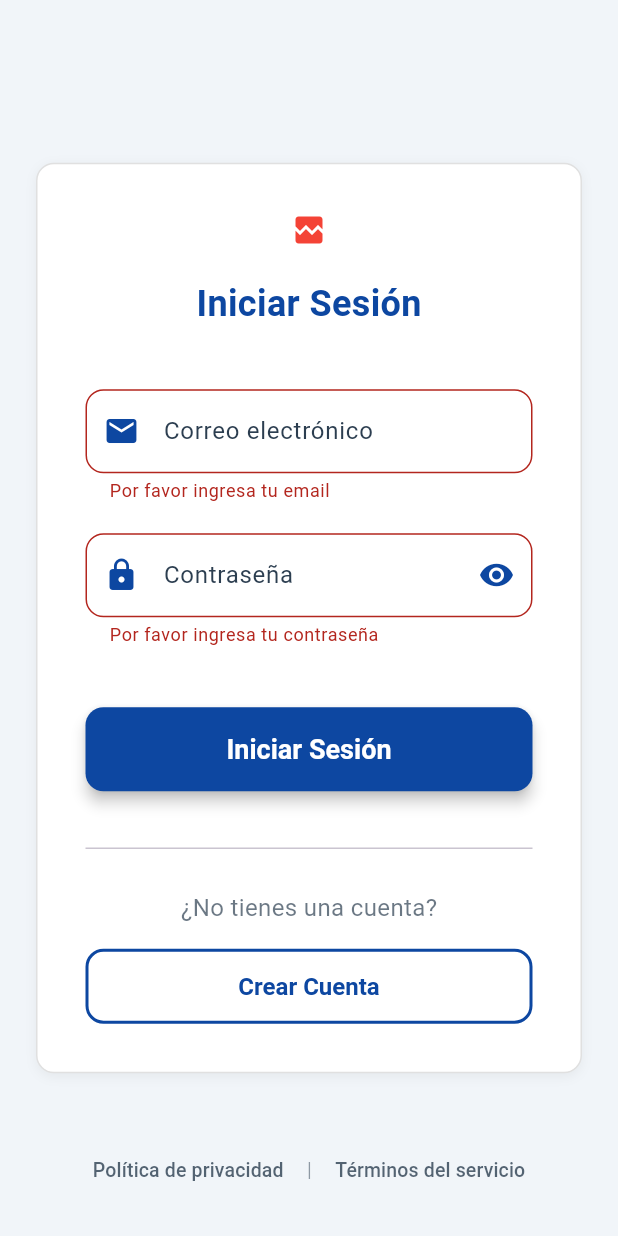
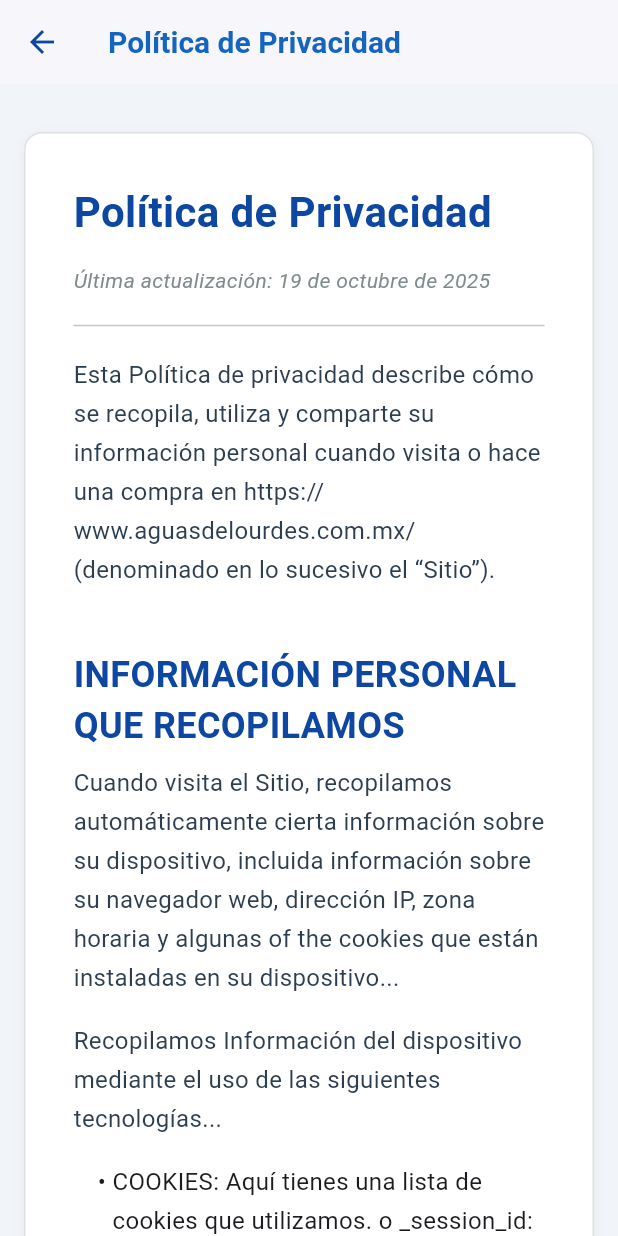
Before and after one commit to KevinQuintanilla/ecommerce_aguas_flutter, a Flutter app: the screen it shows after launch, after a tap on "Iniciar Sesión", after a tap on "Política de privacidad", on a phone screen of 412 x 824 dp. Run offline on Flutter 3.47's test engine with Material 3 defaults, Android fonts, the phone set to English and light mode, and no system bars; our stand-ins replace google_maps_flutter; accounts and stored records are empty; network calls fail.

Commit message:
se completo el find us y se agrego politicas y terminos del login
se completo la screen de find us con la api de google para ver el google maps ademas de las pantallas de encuentranos  y acerca de nosotros en la parte mobil ademas de las pantallas de politica de privacidad y erminos de logn, en el menu del perfil de la parte movile se agrego las dos opciones de acerca de nosotros y encuentranos

```diff
--- a/lib/screens/login_screen.dart
+++ b/lib/screens/login_screen.dart
@@ -5,7 +5,9 @@ import 'registro_screen.dart';
 import '../utils/app_styles.dart';
 import 'main_app_screen.dart';
 import '../widgets/responsive_layout.dart';
-import '../utils/constants.dart'; // Asegúrate de tener kApiBaseUrl aquí para el logo
+import '../utils/constants.dart';
+import 'privacy_policy_login_screen.dart';
+import 'terms_conditions_login_screen.dart';
 
 class LoginScreen extends StatefulWidget {
   const LoginScreen({super.key});
@@ -304,8 +306,10 @@ class _LoginScreenState extends State<LoginScreen> {
         children: [
           TextButton(
             onPressed: () {
-              // TODO: Implementar navegación a Política de privacidad
-              print('Navegar a Política de privacidad');
+              Navigator.push(
+                context,
+                MaterialPageRoute(builder: (context) => const PrivacyPolicyLoginScreen()),
+              );
             },
             child: Text(
               'Política de privacidad',
@@ -318,8 +322,10 @@ class _LoginScreenState extends State<LoginScreen> {
           ),
           TextButton(
             onPressed: () {
-              // TODO: Implementar navegación a Términos del servicio
-              print('Navegar a Términos del servicio');
+              Navigator.push(
+                context,
+                MaterialPageRoute(builder: (context) => const TermsConditionsLoginScreen()),
+              );
             },
             child: Text(
               'Términos del servicio',
--- /dev/null
+++ b/lib/screens/privacy_policy_login_screen.dart
@@ -0,0 +1,165 @@
+import 'package:flutter/material.dart';
+import '../utils/app_styles.dart';
+import '../widgets/responsive_layout.dart';
+import '../widgets/static_page_layout.dart' show LegalHeading, LegalParagraph;
+
+class PrivacyPolicyLoginScreen extends StatelessWidget {
+  const PrivacyPolicyLoginScreen({super.key});
+
+  @override
+  Widget build(BuildContext context) {
+    return Scaffold(
+        backgroundColor: AppStyles.backgroundColor, // Fondo gris
+        appBar: AppBar(
+          backgroundColor: Colors.white,
+          foregroundColor: AppStyles.primaryColor,
+          elevation: 1,
+          title: const Text("Política de Privacidad"),
+        ),
+        body: ResponsiveLayout(
+          child: SingleChildScrollView(
+            padding: const EdgeInsets.symmetric(vertical: 32, horizontal: 16),
+            child: Center(
+              child: Container(
+                padding: const EdgeInsets.all(AppStyles.largePadding),
+                decoration: AppStyles.cardDecoration, // Tarjeta blanca
+                constraints:
+                    const BoxConstraints(maxWidth: 900), // Ancho de texto
+                child: const Column(
+                  crossAxisAlignment: CrossAxisAlignment.start,
+                  children: [
+                    Text(
+                      "Política de Privacidad",
+                      style: TextStyle(
+                          fontSize: 28,
+                          fontWeight: FontWeight.bold,
+                          color: AppStyles.primaryColor),
+                    ),
+                    SizedBox(height: 16),
+                    Text(
+                      "Última actualización: 19 de octubre de 2025",
+                      style: TextStyle(
+                          fontSize: 14,
+                          color: AppStyles.lightTextColor,
+                          fontStyle: FontStyle.italic),
+                    ),
+                    Divider(height: 40),
+                    LegalParagraph(
+                      text:
+                          "Esta Política de privacidad describe cómo se recopila, utiliza y comparte su información personal cuando visita o hace una compra en https://www.aguasdelourdes.com.mx/ (denominado en lo sucesivo el “Sitio”).",
+                    ),
+                    LegalHeading(text: "INFORMACIÓN PERSONAL QUE RECOPILAMOS"),
+                    LegalParagraph(
+                      text:
+                          "Cuando visita el Sitio, recopilamos automáticamente cierta información sobre su dispositivo, incluida información sobre su navegador web, dirección IP, zona horaria y algunas of the cookies que están instaladas en su dispositivo...",
+                    ),
+                    LegalParagraph(
+                      text:
+                          "Recopilamos Información del dispositivo mediante el uso de las siguientes tecnologías...",
+                    ),
+                    _BulletList(
+                      items: [
+                        "COOKIES: Aquí tienes una lista de cookies que utilizamos. o _session_id: unique token, sessional... (etc)",
+                        "Los “Archivos de registro” rastrean las acciones que ocurren en el Sitio y recopilan datos, incluyendo su dirección IP, tipo de navegador, proveedor de servicio de Internet, páginas de referencia/salida y marcas de fecha/horario.",
+                        "Las “balizas web”, las “etiquetas” y los “píxeles” son archivos electrónicos utilizados para registrar información sobre cómo navega usted por el Sitio.",
+                      ],
+                    ),
+                    LegalParagraph(
+                      text:
+                          "Además, cuando hace una compra o intenta hacer una compra a través del Sitio, recopilamos cierta información de usted, entre la que se incluye su nombre, dirección de facturación, dirección de envío, información de pago (incluidos los números de la tarjeta de créditoo), dirección de correo electrónico y número de teléfono. Nos referimos a esta información como “Información del pedido”.",
+                    ),
+                    LegalParagraph(
+                      text:
+                          "Cuando hablamos de “Información personal” en la presente Política de privacidad, nos referimos tanto a la Información del dispositivo como a la Información del pedido.",
+                    ),
+                    LegalHeading(
+                        text: "¿CÓMO UTILIZAMOS SU INFORMACIÓN PERSONAL?"),
+                    LegalParagraph(
+                      text:
+                          "Usamos la Información del pedido que recopilamos en general para preparar los pedidos realizados a través del Sitio (incluido el procesamiento de su información de pago, la organización de los envíos y la entrega de facturas y/o confirmaciones de pedido). Además, utilizamos esta Información del pedido para:\n\n• Comunicarnos con usted;\n• Examinar nuestros pedidos en busca de fraudes o riesgos potenciales;\n• Cuando de acuerdo con las preferencias que usted compartió con nosotros, le proporcionamos información o publicidad relacionada con nuestros productos o servicios.",
+                    ),
+                    LegalParagraph(
+                      text:
+                          "Utilizamos la Información del dispositivo que recopilamos para ayudarnos a detectar posibles riesgos y fraudes (en particular, su dirección IP) y, en general, para mejorar y optimizar nuestro Sitio (por ejemplo, al generar informes y estadísticas sobre cómo nuestros clientes navegan e interactúan con el Sitio y para evaluar el éxito de nuestras campañas publicitarias y de marketing). Además de que podemos utilizar esta información para publicidad digital con fines de retargeting.",
+                    ),
+                    LegalHeading(text: "COMPARTIR SU INFORMACIÓN PERSONAL"),
+                    LegalParagraph(
+                      text:
+                          "Compartimos su Información personal con terceros para que nos ayuden a utilizar su Información personal, tal como se describió anteriormente. Por ejemplo, utilizamos la tecnología de Shopify en nuestra tienda online. Puede obtener más información sobre cómo Shopify utiliza su Información personal aquí: https://www.shopify.com/legal/privacy.\n\nTambién utilizamos Google Analytics para ayudarnos a comprender cómo usan nuestros clientes el Sitio. Puede obtener más información sobre cómo Google utiliza su Información personal aquí: https://www.google.com/intl/es/policies/privacy/.",
+                    ),
+                    LegalHeading(
+                        text: "PUBLICIDAD ORIENTADA POR EL COMPORTAMIENTO"),
+                    LegalParagraph(
+                      text:
+                          "Como se describió anteriormente, utilizamos su Información personal para proporcionarle anuncios publicitarios dirigidos o comunicaciones de marketing que creemos que pueden ser de su interés. Para más información sobre cómo funciona la publicidad dirigida, puede visitar la página educativa de la Iniciativa Publicitaria en la Red (\"NAI\" por sus siglas en inglés) en http://www.networkadvertising.org/understanding-online-advertising/how-does-it- work.",
+                    ),
+                    LegalHeading(text: "NO RASTREAR"),
+                    LegalParagraph(
+                      text:
+                          "Tenga en cuenta que no alteramos las prácticas de recopilación y uso de datos de nuestro Sitio cuando vemos una señal de No rastrear desde su navegador.",
+                    ),
+                    LegalHeading(text: "SUS DERECHOS"),
+                    LegalParagraph(
+                      text:
+                          "Si usted es un residente europeo, tiene derecho a acceder a la información personal que tenemos sobre usted y a solicitar que su información personal sea corregida, actualizada o eliminada. Si desea ejercer este derecho, comuníquese con nosotros a través de la información de contacto que se encuentra a continuación.",
+                    ),
+                    LegalHeading(text: "RETENCIÓN DE DATOS"),
+                    LegalParagraph(
+                      text:
+                          "Cuando realiza un pedido a través del Sitio, mantendremos su Información del pedido para nuestros registros a menos que y hasta que nos pida que eliminemos esta información.",
+                    ),
+                    LegalHeading(text: "MENORES"),
+                    LegalParagraph(
+                      text:
+                          "El sitio no está destinado a personas menores de 18 años.",
+                    ),
+                    LegalHeading(text: "CAMBIOS"),
+                    LegalParagraph(
+                      text:
+                          "Podemos actualizar esta política de privacidad periódicamente para reflejar, por ejemplo, cambios en nuestras prácticas o por otros motivos operativos, legales o reglamentarios.",
+                    ),
+                    LegalHeading(text: "CONTÁCTENOS"),
+                    LegalParagraph(
+                      text:
+                          "Para obtener más información sobre nuestras prácticas de privacidad, si tiene alguna pregunta o si desea presentar una queja, contáctenos por correo electrónico a marketing@aguasdelourdes.com.mx o por correo mediante el uso de la información que se proporciona a continuación:\n\nFrancisco Zarco 389, San Luis Potosí, San Luis Potosí, 78280, México.",
+                    ),
+                  ],
+                ),
+              ),
+            ),
+          ),
+        ));
+  }
+}
+
+// Widget de ayuda para las listas
+class _BulletList extends StatelessWidget {
+  final List<String> items;
+  const _BulletList({required this.items});
+
+  @override
+  Widget build(BuildContext context) {
+    return Padding(
+      padding: const EdgeInsets.only(left: 16.0, bottom: 16.0),
+      child: Column(
+        crossAxisAlignment: CrossAxisAlignment.start,
+        children: items
+            .map((item) => Padding(
+                  padding: const EdgeInsets.only(bottom: 8.0),
+                  child: Row(
+                    crossAxisAlignment: CrossAxisAlignment.start,
+                    children: [
+                      const Text("• ",
+                          style: TextStyle(fontSize: 16, height: 1.6)),
+                      Expanded(
+                        child: Text(item,
+                            style: const TextStyle(fontSize: 16, height: 1.6)),
+                      ),
+                    ],
+                  ),
+                ))
+            .toList(),
+      ),
+    );
+  }
+}
--- a/pubspec.yaml
+++ b/pubspec.yaml
@@ -19,6 +19,8 @@ dependencies:
   cached_network_image: ^3.3.0
   intl: ^0.18.1
   video_player: ^2.10.0
+  google_maps_flutter: ^2.13.1
+  google_maps_flutter_web: ^0.5.14+2
 
 dev_dependencies:
   flutter_test:
```
Also changed, not shown: lib/screens/find_us_screen.dart (+67 -30 lines), lib/screens/mobile_about_us_screen.dart (added, +81 -0 lines), lib/screens/mobile_find_us_screen.dart (added, +130 -0 lines), lib/screens/mobile_perfil_screen.dart (+26 -0 lines), lib/screens/registro_screen.dart (+11 -4 lines), lib/screens/terms_conditions_login_screen.dart (added, +125 -0 lines), 2 other files.
